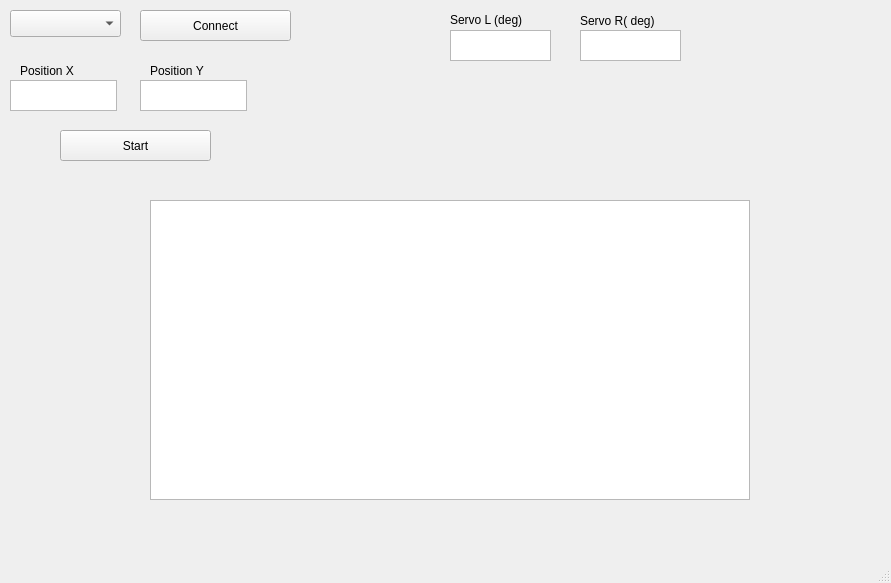
Above: MainWindow.ui from minghuaw/MECH423_Project before the change. Below: the same form after it.
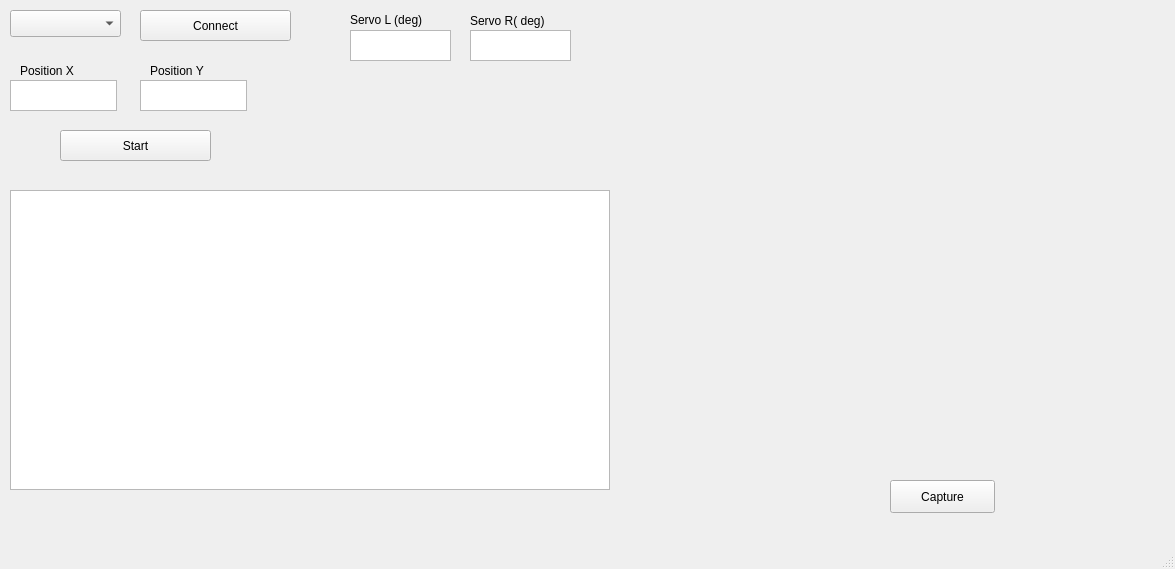
That is the form after the change. Custom widgets are drawn as their Qt base class.

What changed in the file:
```diff
--- a/MainWindow.ui
+++ b/MainWindow.ui
@@ -6,8 +6,8 @@
    <rect>
     <x>0</x>
     <y>0</y>
-    <width>891</width>
-    <height>583</height>
+    <width>1175</width>
+    <height>569</height>
    </rect>
   </property>
   <property name="windowTitle">
@@ -30,7 +30,7 @@
    <widget class="QLabel" name="label">
     <property name="geometry">
      <rect>
-      <x>450</x>
+      <x>350</x>
       <y>10</y>
       <width>111</width>
       <height>20</height>
@@ -43,7 +43,7 @@
    <widget class="QLabel" name="label_2">
     <property name="geometry">
      <rect>
-      <x>580</x>
+      <x>470</x>
       <y>10</y>
       <width>111</width>
       <height>21</height>
@@ -56,7 +56,7 @@
    <widget class="QTextEdit" name="txtServoLeft">
     <property name="geometry">
      <rect>
-      <x>450</x>
+      <x>350</x>
       <y>30</y>
       <width>101</width>
       <height>31</height>
@@ -66,7 +66,7 @@
    <widget class="QTextEdit" name="txtServoRight">
     <property name="geometry">
      <rect>
-      <x>580</x>
+      <x>470</x>
       <y>30</y>
       <width>101</width>
       <height>31</height>
@@ -145,13 +145,42 @@
    <widget class="PlotWidget" name="grpPlot">
     <property name="geometry">
      <rect>
-      <x>150</x>
-      <y>200</y>
+      <x>10</x>
+      <y>190</y>
       <width>600</width>
       <height>300</height>
      </rect>
     </property>
    </widget>
+   <widget class="QLabel" name="video">
+    <property name="geometry">
+     <rect>
+      <x>770</x>
+      <y>0</y>
+      <width>361</width>
+      <height>451</height>
+     </rect>
+    </property>
+    <property name="styleSheet">
+     <string notr="true">color: rgb(20, 80, 75);</string>
+    </property>
+    <property name="text">
+     <string/>
+    </property>
+   </widget>
+   <widget class="QPushButton" name="btnCapture">
+    <property name="geometry">
+     <rect>
+      <x>890</x>
+      <y>480</y>
+      <width>105</width>
+      <height>33</height>
+     </rect>
+    </property>
+    <property name="text">
+     <string>Capture</string>
+    </property>
+   </widget>
   </widget>
   <widget class="QMenuBar" name="menubar">
    <property name="geometry">
```
Left out of the diff: 2 changed lines with no effect on the pictures.
